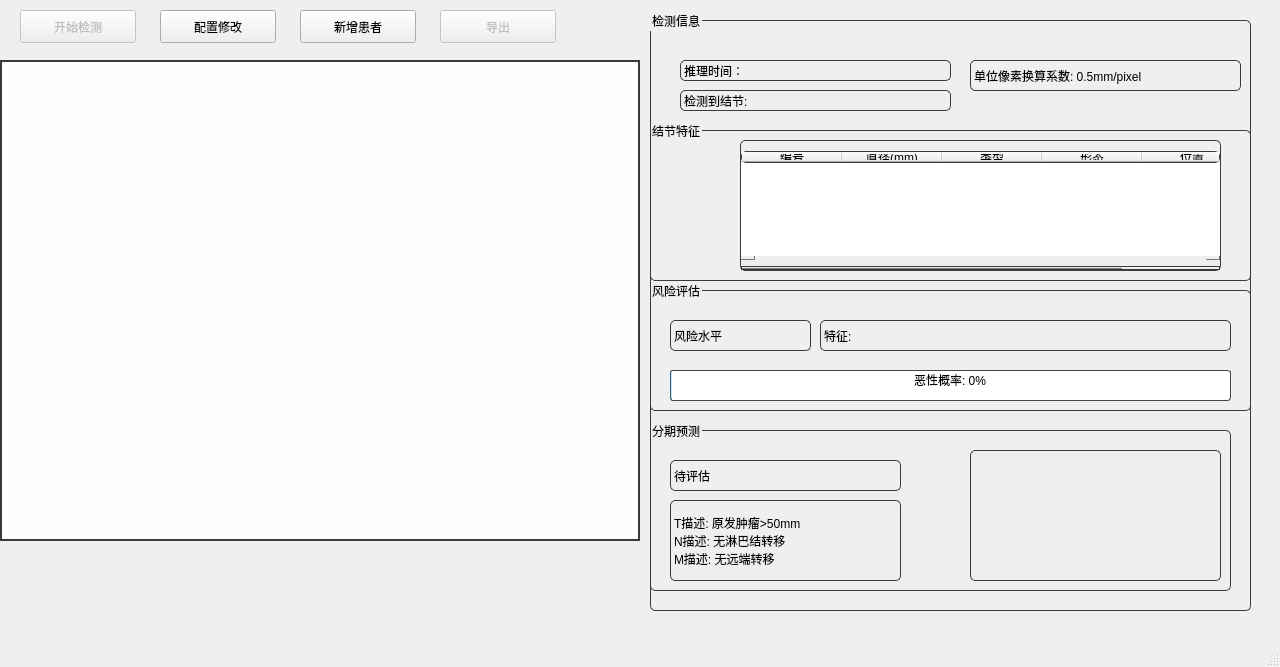
Old version of the form form.ui in the repository lisinong/Lung_cancerDAAS.
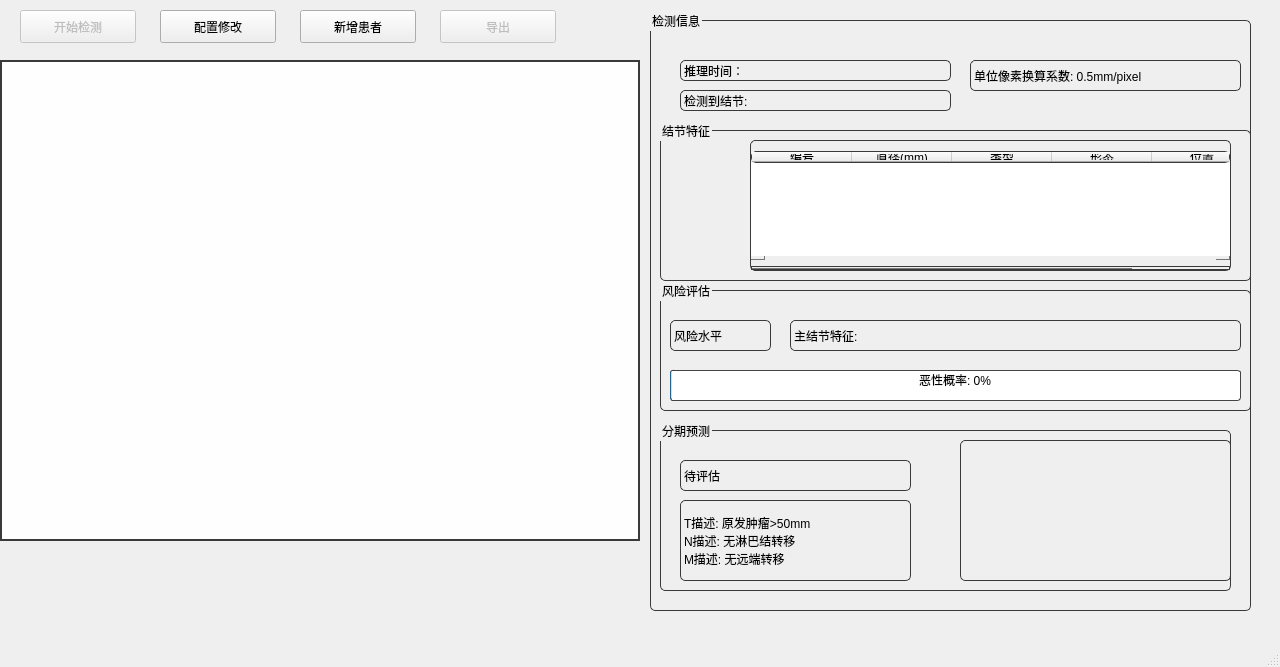
New version of the form. Icons and pictures are not drawn.

Commit message: Enhance DICOM handling and UI elements for patient information input

Patch:
```diff
--- a/form.ui
+++ b/form.ui
@@ -145,9 +145,9 @@
        <widget class="QGroupBox" name="groupBox_2">
         <property name="geometry">
          <rect>
-          <x>0</x>
+          <x>10</x>
           <y>110</y>
-          <width>601</width>
+          <width>591</width>
           <height>161</height>
          </rect>
         </property>
@@ -217,9 +217,9 @@
        <widget class="QGroupBox" name="groupBox_3">
         <property name="geometry">
          <rect>
-          <x>0</x>
+          <x>10</x>
           <y>270</y>
-          <width>601</width>
+          <width>591</width>
           <height>131</height>
          </rect>
         </property>
@@ -232,9 +232,9 @@
         <widget class="QLabel" name="riskLevelLabel">
          <property name="geometry">
           <rect>
-           <x>20</x>
+           <x>10</x>
            <y>30</y>
-           <width>141</width>
+           <width>101</width>
            <height>41</height>
           </rect>
          </property>
@@ -248,22 +248,22 @@
         <widget class="QLabel" name="riskDetailLabel">
          <property name="geometry">
           <rect>
-           <x>170</x>
+           <x>130</x>
            <y>30</y>
-           <width>411</width>
+           <width>451</width>
            <height>41</height>
           </rect>
          </property>
          <property name="text">
-          <string>特征: </string>
+          <string>主结节特征: </string>
          </property>
         </widget>
         <widget class="QProgressBar" name="riskProgressBar">
          <property name="geometry">
           <rect>
-           <x>20</x>
+           <x>10</x>
            <y>80</y>
-           <width>561</width>
+           <width>571</width>
            <height>41</height>
           </rect>
          </property>
@@ -290,9 +290,9 @@
        <widget class="QGroupBox" name="groupBox_4">
         <property name="geometry">
          <rect>
-          <x>0</x>
+          <x>10</x>
           <y>410</y>
-          <width>581</width>
+          <width>571</width>
           <height>171</height>
          </rect>
         </property>
@@ -333,10 +333,10 @@
         <widget class="QLabel" name="stageImageLabel">
          <property name="geometry">
           <rect>
-           <x>320</x>
-           <y>20</y>
-           <width>251</width>
-           <height>141</height>
+           <x>300</x>
+           <y>10</y>
+           <width>271</width>
+           <height>151</height>
           </rect>
          </property>
          <property name="text">
```
Left out of the diff: 2 changed lines with no effect on the pictures. The commit also changes 7 other files.
